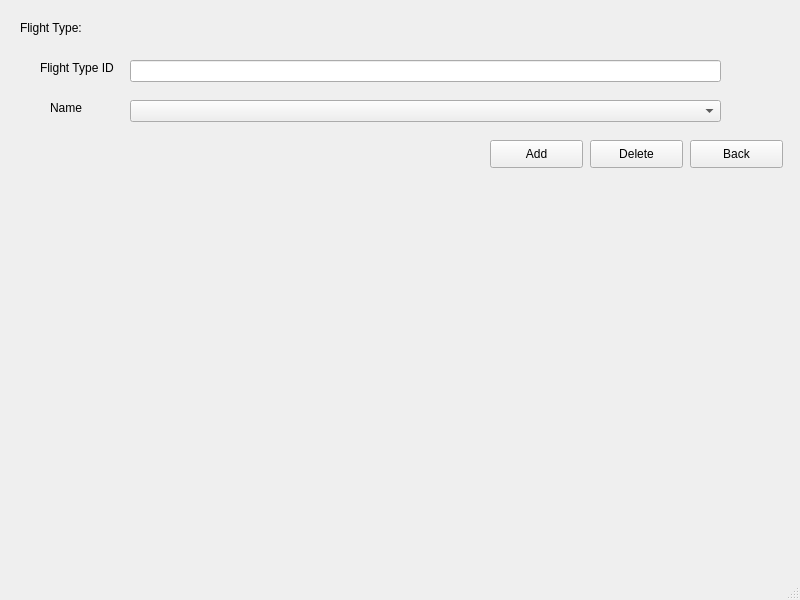
Qt form flight status .ui (Muneeba-Badar/DB-Final-Project) before a commit.
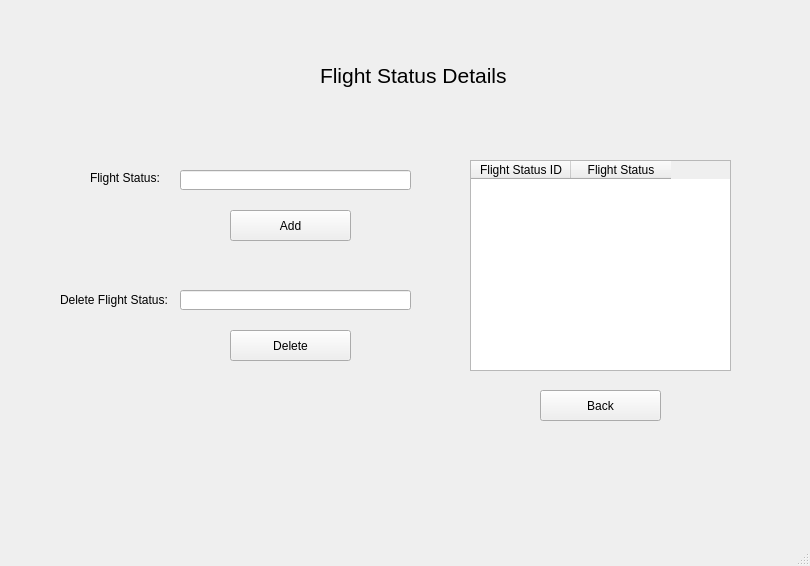
The same form after that commit.

The edit to the form file:
```diff
--- a/flight status .ui
+++ b/flight status .ui
@@ -6,8 +6,8 @@
    <rect>
     <x>0</x>
     <y>0</y>
-    <width>800</width>
-    <height>600</height>
+    <width>810</width>
+    <height>566</height>
    </rect>
   </property>
   <property name="windowTitle">
@@ -17,71 +17,35 @@
    <widget class="QLabel" name="label">
     <property name="geometry">
      <rect>
-      <x>20</x>
-      <y>20</y>
+      <x>90</x>
+      <y>170</y>
       <width>81</width>
       <height>16</height>
      </rect>
     </property>
-    <property name="text">
-     <string>Flight Type:</string>
+    <property name="font">
+     <font>
+      <pointsize>9</pointsize>
+     </font>
     </property>
-   </widget>
-   <widget class="QLabel" name="label_2">
-    <property name="geometry">
-     <rect>
-      <x>40</x>
-      <y>60</y>
-      <width>81</width>
-      <height>16</height>
-     </rect>
-    </property>
     <property name="text">
-     <string>Flight Type ID</string>
-    </property>
-   </widget>
-   <widget class="QLineEdit" name="lineEdit">
-    <property name="geometry">
-     <rect>
-      <x>130</x>
-      <y>60</y>
-      <width>591</width>
-      <height>22</height>
-     </rect>
-    </property>
-   </widget>
-   <widget class="QLabel" name="label_3">
-    <property name="geometry">
-     <rect>
-      <x>50</x>
-      <y>100</y>
-      <width>55</width>
-      <height>16</height>
-     </rect>
-    </property>
-    <property name="text">
-     <string>Name</string>
-    </property>
-   </widget>
-   <widget class="QComboBox" name="comboBox">
-    <property name="geometry">
-     <rect>
-      <x>130</x>
-      <y>100</y>
-      <width>591</width>
-      <height>22</height>
-     </rect>
+     <string>Flight Status:</string>
     </property>
    </widget>
    <widget class="QPushButton" name="pushButton_2">
     <property name="geometry">
      <rect>
-      <x>590</x>
-      <y>140</y>
-      <width>93</width>
-      <height>28</height>
+      <x>230</x>
+      <y>330</y>
+      <width>121</width>
+      <height>31</height>
      </rect>
     </property>
+    <property name="font">
+     <font>
+      <pointsize>9</pointsize>
+     </font>
+    </property>
     <property name="text">
      <string>Delete</string>
     </property>
@@ -89,12 +53,17 @@
    <widget class="QPushButton" name="pushButton">
     <property name="geometry">
      <rect>
-      <x>490</x>
-      <y>140</y>
-      <width>93</width>
-      <height>28</height>
+      <x>230</x>
+      <y>210</y>
+      <width>121</width>
+      <height>31</height>
      </rect>
     </property>
+    <property name="font">
+     <font>
+      <pointsize>9</pointsize>
+     </font>
+    </property>
     <property name="text">
      <string>Add</string>
     </property>
@@ -102,16 +71,110 @@
    <widget class="QPushButton" name="flightStatusBack">
     <property name="geometry">
      <rect>
-      <x>690</x>
-      <y>140</y>
-      <width>93</width>
-      <height>28</height>
+      <x>540</x>
+      <y>390</y>
+      <width>121</width>
+      <height>31</height>
      </rect>
     </property>
+    <property name="font">
+     <font>
+      <pointsize>9</pointsize>
+     </font>
+    </property>
     <property name="text">
      <string>Back</string>
     </property>
    </widget>
+   <widget class="QLineEdit" name="FlightStatus">
+    <property name="geometry">
+     <rect>
+      <x>180</x>
+      <y>170</y>
+      <width>231</width>
+      <height>20</height>
+     </rect>
+    </property>
+    <property name="font">
+     <font>
+      <pointsize>9</pointsize>
+     </font>
+    </property>
+   </widget>
+   <widget class="QLabel" name="label_8">
+    <property name="geometry">
+     <rect>
+      <x>320</x>
+      <y>50</y>
+      <width>191</width>
+      <height>51</height>
+     </rect>
+    </property>
+    <property name="font">
+     <font>
+      <pointsize>16</pointsize>
+     </font>
+    </property>
+    <property name="text">
+     <string>Flight Status Details</string>
+    </property>
+   </widget>
+   <widget class="QLineEdit" name="FlightStatus_2">
+    <property name="geometry">
+     <rect>
+      <x>180</x>
+      <y>290</y>
+      <width>231</width>
+      <height>20</height>
+     </rect>
+    </property>
+    <property name="font">
+     <font>
+      <pointsize>9</pointsize>
+     </font>
+    </property>
+    <property name="text">
+     <string/>
+    </property>
+   </widget>
+   <widget class="QLabel" name="label_2">
+    <property name="geometry">
+     <rect>
+      <x>60</x>
+      <y>290</y>
+      <width>111</width>
+      <height>20</height>
+     </rect>
+    </property>
+    <property name="font">
+     <font>
+      <pointsize>9</pointsize>
+     </font>
+    </property>
+    <property name="text">
+     <string>Delete Flight Status:</string>
+    </property>
+   </widget>
+   <widget class="QTableWidget" name="tableWidget">
+    <property name="geometry">
+     <rect>
+      <x>470</x>
+      <y>160</y>
+      <width>261</width>
+      <height>211</height>
+     </rect>
+    </property>
+    <column>
+     <property name="text">
+      <string>Flight Status ID</string>
+     </property>
+    </column>
+    <column>
+     <property name="text">
+      <string>Flight Status</string>
+     </property>
+    </column>
+   </widget>
   </widget>
   <widget class="QMenuBar" name="menubar">
    <property name="geometry">
```
Left out of the diff: 6 changed lines with no effect on the pictures.
